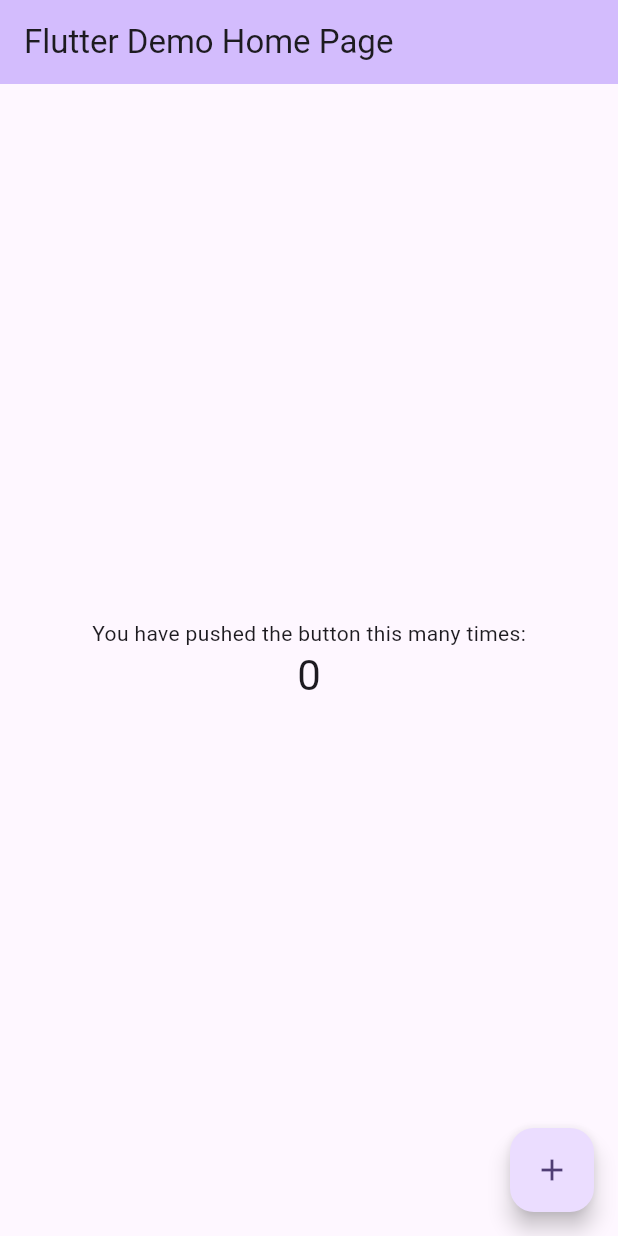
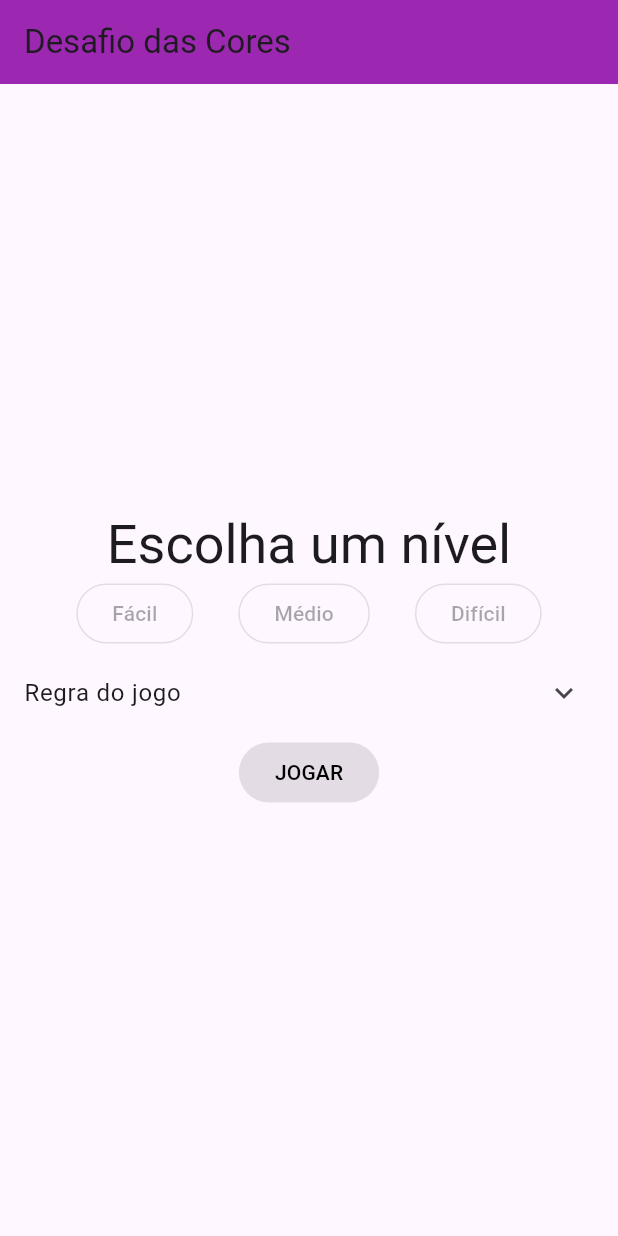
Before and after one commit to leilaMoraes/Color-Challenge-App, a Flutter app: the screen it shows after launch, on a phone screen of 412 x 824 dp. Run offline on Flutter 3.47's test engine with Material 2 defaults, Android fonts, the phone set to English and light mode, and no system bars.

Commit message:
feat: initial layout

```diff
--- a/lib/main.dart
+++ b/lib/main.dart
@@ -7,47 +7,21 @@
 class MyApp extends StatelessWidget {
   const MyApp({super.key});
 
-  // This widget is the root of your application.
   @override
   Widget build(BuildContext context) {
     return MaterialApp(
-      title: 'Flutter Demo',
+      title: 'Desafio das Cores',
       theme: ThemeData(
-        // This is the theme of your application.
-        //
-        // TRY THIS: Try running your application with "flutter run". You'll see
-        // the application has a blue toolbar. Then, without quitting the app,
-        // try changing the seedColor in the colorScheme below to Colors.green
-        // and then invoke "hot reload" (save your changes or press the "hot
-        // reload" button in a Flutter-supported IDE, or press "r" if you used
-        // the command line to start the app).
-        //
-        // Notice that the counter didn't reset back to zero; the application
-        // state is not lost during the reload. To reset the state, use hot
-        // restart instead.
-        //
-        // This works for code too, not just values: Most code changes can be
-        // tested with just a hot reload.
         colorScheme: ColorScheme.fromSeed(seedColor: Colors.deepPurple),
         useMaterial3: true,
       ),
-      home: const MyHomePage(title: 'Flutter Demo Home Page'),
+      home: const MyHomePage(title: 'Desafio das Cores'),
     );
   }
 }
 
 class MyHomePage extends StatefulWidget {
   const MyHomePage({super.key, required this.title});
-
-  // This widget is the home page of your application. It is stateful, meaning
-  // that it has a State object (defined below) that contains fields that affect
-  // how it looks.
-
-  // This class is the configuration for the state. It holds the values (in this
-  // case the title) provided by the parent (in this case the App widget) and
-  // used by the build method of the State. Fields in a Widget subclass are
-  // always marked "final".
-
   final String title;
 
   @override
@@ -55,71 +29,64 @@
 }
 
 class _MyHomePageState extends State<MyHomePage> {
-  int _counter = 0;
-
   void _incrementCounter() {
-    setState(() {
-      // This call to setState tells the Flutter framework that something has
-      // changed in this State, which causes it to rerun the build method below
-      // so that the display can reflect the updated values. If we changed
-      // _counter without calling setState(), then the build method would not be
-      // called again, and so nothing would appear to happen.
-      _counter++;
-    });
+    setState(() {});
   }
 
   @override
   Widget build(BuildContext context) {
-    // This method is rerun every time setState is called, for instance as done
-    // by the _incrementCounter method above.
-    //
-    // The Flutter framework has been optimized to make rerunning build methods
-    // fast, so that you can just rebuild anything that needs updating rather
-    // than having to individually change instances of widgets.
     return Scaffold(
       appBar: AppBar(
-        // TRY THIS: Try changing the color here to a specific color (to
-        // Colors.amber, perhaps?) and trigger a hot reload to see the AppBar
-        // change color while the other colors stay the same.
-        backgroundColor: Theme.of(context).colorScheme.inversePrimary,
-        // Here we take the value from the MyHomePage object that was created by
-        // the App.build method, and use it to set our appbar title.
+        backgroundColor: Colors.purple,
         title: Text(widget.title),
       ),
-      body: Center(
-        // Center is a layout widget. It takes a single child and positions it
-        // in the middle of the parent.
-        child: Column(
-          // Column is also a layout widget. It takes a list of children and
-          // arranges them vertically. By default, it sizes itself to fit its
-          // children horizontally, and tries to be as tall as its parent.
-          //
-          // Column has various properties to control how it sizes itself and
-          // how it positions its children. Here we use mainAxisAlignment to
-          // center the children vertically; the main axis here is the vertical
-          // axis because Columns are vertical (the cross axis would be
-          // horizontal).
-          //
-          // TRY THIS: Invoke "debug painting" (choose the "Toggle Debug Paint"
-          // action in the IDE, or press "p" in the console), to see the
-          // wireframe for each widget.
-          mainAxisAlignment: MainAxisAlignment.center,
-          children: <Widget>[
-            const Text(
-              'You have pushed the button this many times:',
+      body: Column(
+        mainAxisAlignment: MainAxisAlignment.center,
+        children: <Widget>[
+          Text(
+            'Escolha um nível',
+            style: Theme.of(context).textTheme.displaySmall,
+          ),
+          const Wrap(
+            spacing: 30.0,
+            children: [
+              OutlinedButton(
+                onPressed: null,
+                child: Text('Fácil'),
+              ),
+              OutlinedButton(
+                onPressed: null,
+                child: Text('Médio'),
+              ),
+              OutlinedButton(
+                onPressed: null,
+                child: Text('Difícil'),
+              )
+            ],
+          ),
+          const ExpansionTile(
+            title: Text('Regra do jogo'),
+            children: [
+              Padding(
+                padding: EdgeInsets.all(16.0),
+                child: Text('Leia a cor que aparece e não a que está escrita'),
+              ),
+            ],
+          ),
+          ElevatedButton(
+            style: ElevatedButton.styleFrom(
+              backgroundColor: Colors.green,
             ),
-            Text(
-              '$_counter',
-              style: Theme.of(context).textTheme.headlineMedium,
+            onPressed: null,
+            child: Text(
+              'JOGAR',
+              style: TextStyle(
+                color: Colors.black,
+              ),
             ),
-          ],
-        ),
+          )
+        ],
       ),
-      floatingActionButton: FloatingActionButton(
-        onPressed: _incrementCounter,
-        tooltip: 'Increment',
-        child: const Icon(Icons.add),
-      ), // This trailing comma makes auto-formatting nicer for build methods.
     );
   }
 }
```
